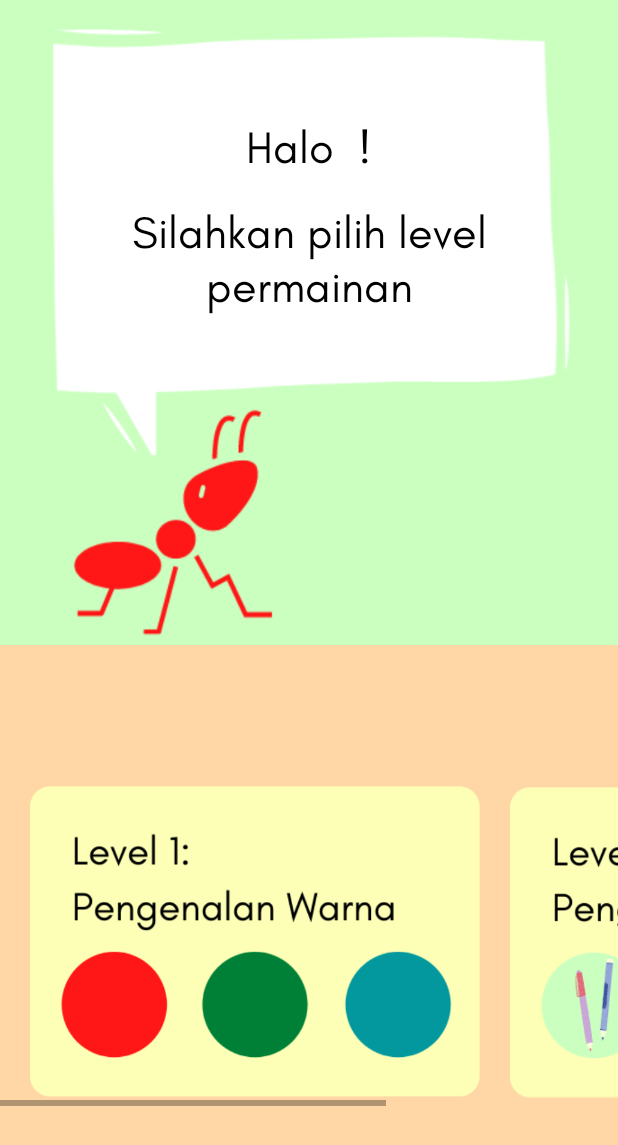
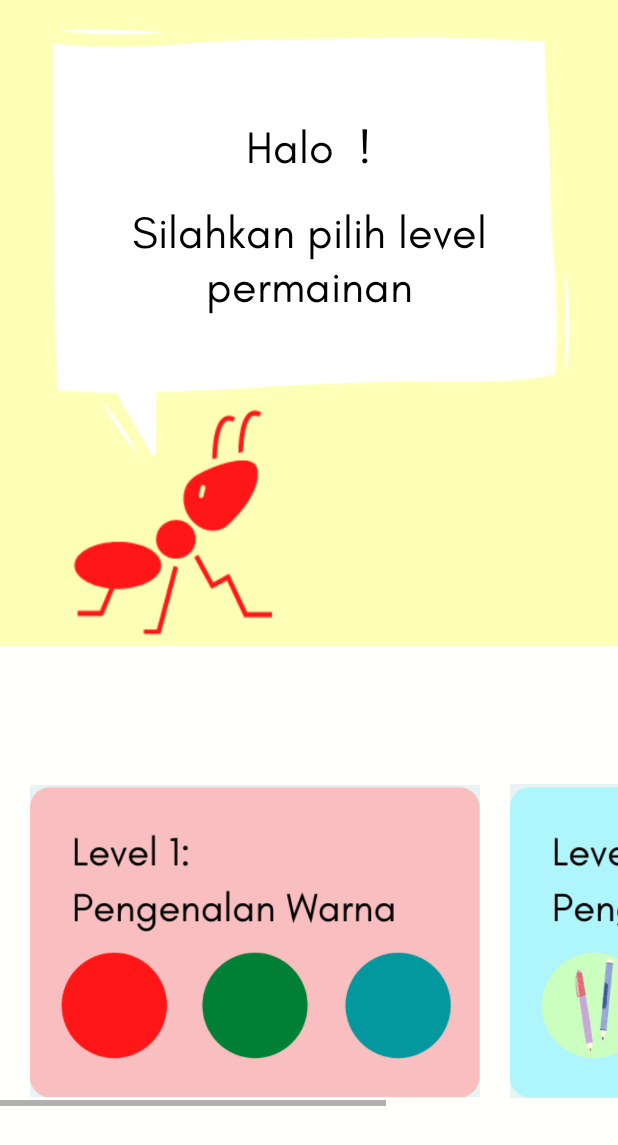
Before and after one commit to grrrracia/RangRang-MobileApp, an Android app: the screen it shows after launch (HomeActivity), after a tap on an icon or button, on a phone screen of 412 x 824 dp. Shown: the top 1145 px of the screen. Run offline under Robolectric (Android 15) with nearby library versions, the phone set to English and light mode, and no system bars.

Commit message:
Changed Colors of Assets

```diff
--- a/app/src/main/res/layout/activity_home.xml
+++ b/app/src/main/res/layout/activity_home.xml
@@ -5,7 +5,7 @@
     android:layout_width="match_parent"
     android:layout_height="match_parent"
     tools:context=".HomeActivity"
-    android:background="@color/DeepChampagne">
+    android:background="@color/BabyPowder">
 
     <androidx.constraintlayout.widget.ConstraintLayout
         android:id="@+id/constraintLayout"
--- a/app/src/main/res/layout/activity_welcome_ask_for_name.xml
+++ b/app/src/main/res/layout/activity_welcome_ask_for_name.xml
@@ -53,7 +53,8 @@
             android:layout_marginBottom="25dp"
             android:background="@color/white"
             android:textSize="30dp"
-            android:padding="3dp"/>
+            android:padding="3dp"
+            android:textColor="@color/black"/>
 
         <ImageView
             android:id="@+id/btnMasuk"
--- a/app/src/main/res/values-night/themes.xml
+++ b/app/src/main/res/values-night/themes.xml
@@ -12,5 +12,6 @@
         <!-- Status bar color. -->
         <item name="android:statusBarColor" tools:targetApi="l">?attr/colorPrimaryVariant</item>
         <!-- Customize your theme here. -->
+        <item name="android:textColor">@color/black</item>
     </style>
 </resources>
```
Also changed, not shown: app/src/main/res/drawable/chooselevelbg.png, app/src/main/res/drawable/level1.png, app/src/main/res/drawable/level2.png.
